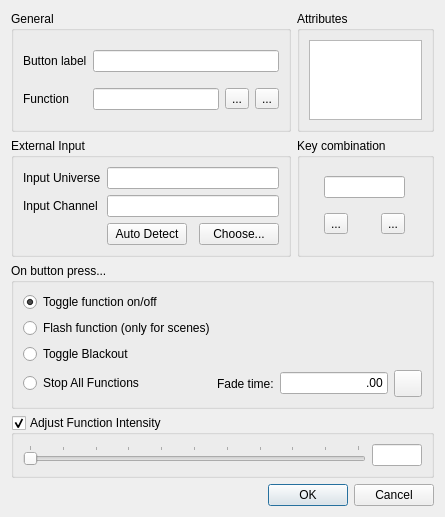
This is ui/src/virtualconsole/vcbuttonproperties.ui in mcallegari/qlcplus as Qt 5 draws it before an edit. The edited form follows.
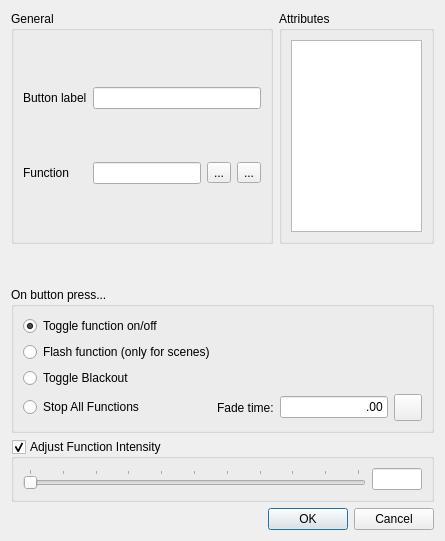
This is the edited form. Icons and pictures are not drawn.

Commit message:
ui: created a dedicated widget to set external inputs
Applied to every VC widget properties page, this should clean up the code a lot

+ updated changelog and FixturesMap

What changed in the file:
```diff
--- a/ui/src/virtualconsole/vcbuttonproperties.ui
+++ b/ui/src/virtualconsole/vcbuttonproperties.ui
@@ -7,24 +7,14 @@
     <x>0</x>
     <y>0</y>
     <width>445</width>
-    <height>517</height>
+    <height>541</height>
    </rect>
   </property>
   <property name="windowTitle">
    <string>Button properties</string>
   </property>
   <layout class="QGridLayout" name="gridLayout">
-   <item row="8" column="0" colspan="2">
-    <widget class="QDialogButtonBox" name="m_buttonBox">
-     <property name="orientation">
-      <enum>Qt::Horizontal</enum>
-     </property>
-     <property name="standardButtons">
-      <set>QDialogButtonBox::Cancel|QDialogButtonBox::Ok</set>
-     </property>
-    </widget>
-   </item>
-   <item row="6" column="0" colspan="2">
+   <item row="4" column="0" colspan="2">
     <widget class="QGroupBox" name="groupBox_4">
      <property name="title">
       <string>On button press...</string>
@@ -120,78 +110,17 @@
      </layout>
     </widget>
    </item>
-   <item row="1" column="1">
-    <widget class="QGroupBox" name="groupBox_2">
-     <property name="title">
-      <string>Key combination</string>
+   <item row="6" column="0" colspan="2">
+    <widget class="QDialogButtonBox" name="m_buttonBox">
+     <property name="orientation">
+      <enum>Qt::Horizontal</enum>
      </property>
-     <layout class="QGridLayout" name="gridLayout_2">
-      <property name="leftMargin">
-       <number>3</number>
-      </property>
-      <property name="topMargin">
-       <number>9</number>
-      </property>
-      <property name="rightMargin">
-       <number>3</number>
-      </property>
-      <property name="horizontalSpacing">
-       <number>12</number>
-      </property>
-      <item row="1" column="2">
-       <widget class="QToolButton" name="m_detachKey">
-        <property name="toolTip">
-         <string>Remove the button's keyboard shortcut key</string>
-        </property>
-        <property name="text">
-         <string notr="true">...</string>
-        </property>
-        <property name="icon">
-         <iconset resource="../qlcui.qrc">
-          <normaloff>:/fileclose.png</normaloff>:/fileclose.png</iconset>
-        </property>
-        <property name="iconSize">
-         <size>
-          <width>32</width>
-          <height>32</height>
-         </size>
-        </property>
-       </widget>
-      </item>
-      <item row="1" column="1">
-       <widget class="QToolButton" name="m_attachKey">
-        <property name="toolTip">
-         <string>Set a key combination for this button</string>
-        </property>
-        <property name="text">
-         <string notr="true">...</string>
-        </property>
-        <property name="icon">
-         <iconset resource="../qlcui.qrc">
-          <normaloff>:/key_bindings.png</normaloff>:/key_bindings.png</iconset>
-        </property>
-        <property name="iconSize">
-         <size>
-          <width>32</width>
-          <height>32</height>
-         </size>
-        </property>
-       </widget>
-      </item>
-      <item row="0" column="1" colspan="2">
-       <widget class="QLineEdit" name="m_keyEdit">
-        <property name="toolTip">
-         <string>Keyboard combination that toggles this button</string>
-        </property>
-        <property name="readOnly">
-         <bool>true</bool>
-        </property>
-       </widget>
-      </item>
-     </layout>
+     <property name="standardButtons">
+      <set>QDialogButtonBox::Cancel|QDialogButtonBox::Ok</set>
+     </property>
     </widget>
    </item>
-   <item row="7" column="0" colspan="2">
+   <item row="5" column="0" colspan="2">
     <widget class="QGroupBox" name="m_intensityGroup">
      <property name="toolTip">
       <string>Adjust function intensity when it is running</string>
@@ -268,7 +197,7 @@
       <item>
        <widget class="QListWidget" name="m_attributesList">
         <property name="sizePolicy">
-         <sizepolicy hsizetype="Expanding" vsizetype="Expanding">
+         <sizepolicy hsizetype="Preferred" vsizetype="Preferred">
           <horstretch>0</horstretch>
           <verstretch>0</verstretch>
          </sizepolicy>
@@ -278,86 +207,14 @@
      </layout>
     </widget>
    </item>
-   <item row="1" column="0">
-    <widget class="QGroupBox" name="groupBox_3">
-     <property name="title">
-      <string>External Input</string>
-     </property>
-     <layout class="QGridLayout" name="gridLayoutExternalInput">
-      <item row="1" column="0">
-       <widget class="QLabel" name="label_5">
-        <property name="text">
-         <string>Input Channel</string>
-        </property>
-       </widget>
-      </item>
-      <item row="2" column="3">
-       <widget class="QPushButton" name="m_chooseInputButton">
-        <property name="sizePolicy">
-         <sizepolicy hsizetype="Maximum" vsizetype="Fixed">
-          <horstretch>0</horstretch>
-          <verstretch>0</verstretch>
-         </sizepolicy>
-        </property>
-        <property name="toolTip">
-         <string>Choose an external input universe &amp; channel that this button should listen to.</string>
-        </property>
-        <property name="text">
-         <string>Choose...</string>
-        </property>
-       </widget>
-      </item>
-      <item row="0" column="1" colspan="3">
-       <widget class="QLineEdit" name="m_inputUniverseEdit">
-        <property name="toolTip">
-         <string>The input universe that sends data to this widget</string>
-        </property>
-        <property name="readOnly">
-         <bool>true</bool>
-        </property>
-       </widget>
-      </item>
-      <item row="0" column="0">
-       <widget class="QLabel" name="label_4">
-        <property name="text">
-         <string>Input Universe</string>
-        </property>
-       </widget>
-      </item>
-      <item row="1" column="1" colspan="3">
-       <widget class="QLineEdit" name="m_inputChannelEdit">
-        <property name="toolTip">
-         <string>The particular input channel within the input universe that sends data to this widget</string>
-        </property>
-        <property name="readOnly">
-         <bool>true</bool>
-        </property>
-       </widget>
-      </item>
-      <item row="2" column="1">
-       <widget class="QPushButton" name="m_autoDetectInputButton">
-        <property name="toolTip">
-         <string>When toggled, you can click an external button to assign it to this virtual console button.</string>
-        </property>
-        <property name="text">
-         <string>Auto Detect</string>
-        </property>
-        <property name="checkable">
-         <bool>true</bool>
-        </property>
-        <property name="checked">
-         <bool>false</bool>
-        </property>
-        <property name="flat">
-         <bool>false</bool>
-        </property>
-       </widget>
-      </item>
-     </layout>
-    </widget>
-   </item>
    <item row="0" column="0">
     <widget class="QGroupBox" name="m_generalGroup">
+     <property name="sizePolicy">
+      <sizepolicy hsizetype="MinimumExpanding" vsizetype="Preferred">
+       <horstretch>0</horstretch>
+       <verstretch>0</verstretch>
+      </sizepolicy>
+     </property>
      <property name="title">
       <string>General</string>
      </property>
@@ -436,6 +293,27 @@
      </layout>
     </widget>
    </item>
+   <item row="1" column="0" colspan="2">
+    <widget class="QFrame" name="frame">
+     <layout class="QVBoxLayout" name="verticalLayout_3">
+      <property name="leftMargin">
+       <number>0</number>
+      </property>
+      <property name="topMargin">
+       <number>0</number>
+      </property>
+      <property name="rightMargin">
+       <number>0</number>
+      </property>
+      <property name="bottomMargin">
+       <number>0</number>
+      </property>
+      <item>
+       <layout class="QVBoxLayout" name="m_extControlLayout"/>
+      </item>
+     </layout>
+    </widget>
+   </item>
   </layout>
  </widget>
  <resources>
```
The commit also changes 8 other files.
